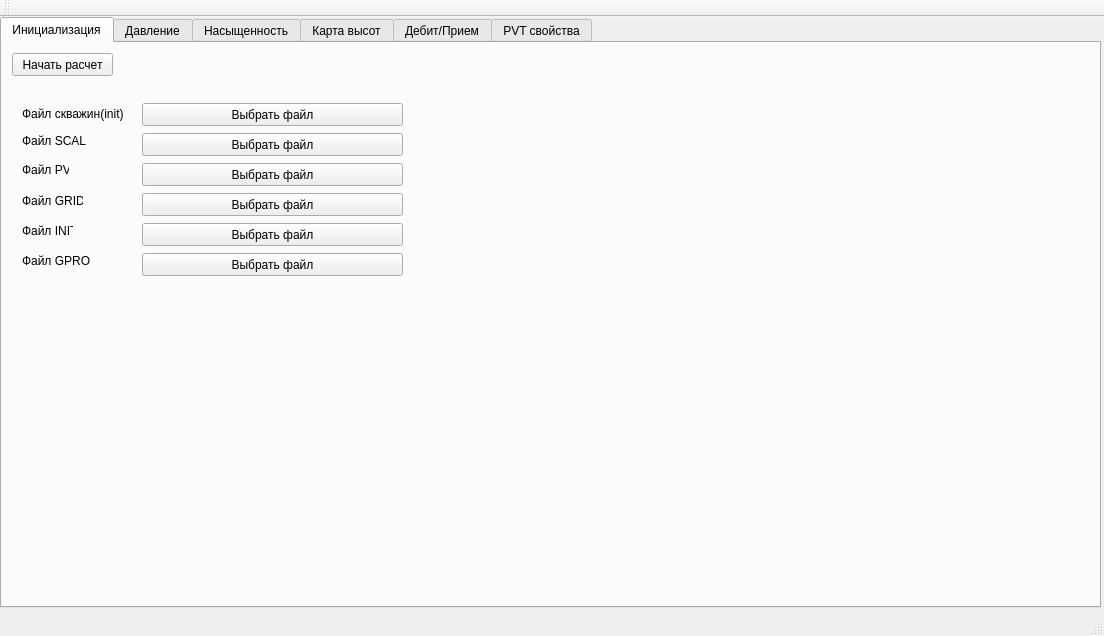
First picture: the form in mainwindow.ui, repository klast/simple_solver, before the edit.
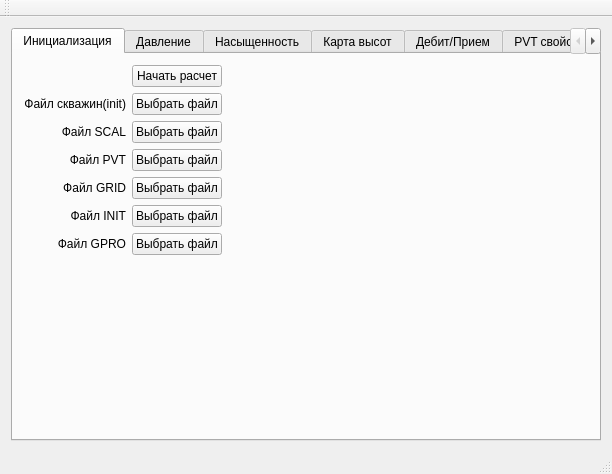
Second picture: the form after the edit.

Commit message: Обновил mainwindow.ui от Тимура, и interface.py

The edit to the form file:
```diff
--- a/mainwindow.ui
+++ b/mainwindow.ui
@@ -6,23 +6,17 @@
    <rect>
     <x>0</x>
     <y>0</y>
-    <width>1104</width>
-    <height>636</height>
+    <width>612</width>
+    <height>474</height>
    </rect>
   </property>
   <property name="windowTitle">
    <string>MainWindow</string>
   </property>
   <widget class="QWidget" name="centralWidget">
+   <layout class="QGridLayout" name="gridLayout_3">
+    <item row="0" column="0">
    <widget class="QTabWidget" name="tabWidget">
-    <property name="geometry">
-     <rect>
-      <x>0</x>
-      <y>0</y>
-      <width>1101</width>
-      <height>591</height>
-     </rect>
-    </property>
     <property name="currentIndex">
      <number>0</number>
     </property>
@@ -30,15 +24,59 @@
      <attribute name="title">
       <string>Инициализация</string>
      </attribute>
+       <layout class="QGridLayout" name="gridLayout_8">
+        <item row="0" column="0">
+         <layout class="QGridLayout" name="gridLayout_7">
+          <item row="2" column="1">
+           <widget class="QPushButton" name="SCAL_Button">
+            <property name="text">
+             <string>Выбрать файл</string>
+            </property>
+           </widget>
+          </item>
+          <item row="2" column="0">
+           <widget class="QLabel" name="label_13">
+            <property name="text">
+             <string>Файл SCAL</string>
+            </property>
+            <property name="alignment">
+             <set>Qt::AlignRight|Qt::AlignTrailing|Qt::AlignVCenter</set>
+            </property>
+           </widget>
+          </item>
+          <item row="1" column="1">
+           <widget class="QPushButton" name="init_well_Button">
+            <property name="text">
+             <string>Выбрать файл</string>
+            </property>
+           </widget>
+          </item>
+          <item row="6" column="0">
+           <widget class="QLabel" name="label_17">
+            <property name="text">
+             <string>Файл GPRO</string>
+            </property>
+            <property name="alignment">
+             <set>Qt::AlignRight|Qt::AlignTrailing|Qt::AlignVCenter</set>
+            </property>
+           </widget>
+          </item>
+          <item row="6" column="1">
+           <widget class="QPushButton" name="GPRO_Button">
+            <property name="text">
+             <string>Выбрать файл</string>
+            </property>
+           </widget>
+          </item>
+          <item row="3" column="1">
+           <widget class="QPushButton" name="PVT_Button">
+            <property name="text">
+             <string>Выбрать файл</string>
+            </property>
+           </widget>
+          </item>
+          <item row="0" column="1">
      <widget class="QPushButton" name="push_Button">
-      <property name="geometry">
-       <rect>
-        <x>10</x>
-        <y>10</y>
-        <width>101</width>
-        <height>23</height>
-       </rect>
-      </property>
       <property name="text">
        <string>Начать расчет</string>
       </property>
@@ -46,198 +84,258 @@
        <bool>true</bool>
       </property>
      </widget>
+          </item>
+          <item row="4" column="1">
+           <widget class="QPushButton" name="GRID_Button">
+            <property name="text">
+             <string>Выбрать файл</string>
+            </property>
+           </widget>
+          </item>
+          <item row="1" column="0">
      <widget class="QLabel" name="label_12">
-      <property name="geometry">
-       <rect>
-        <x>20</x>
-        <y>60</y>
-        <width>111</width>
-        <height>21</height>
-       </rect>
-      </property>
       <property name="text">
        <string>Файл скважин(init)</string>
       </property>
-     </widget>
-     <widget class="QLabel" name="label_13">
-      <property name="geometry">
-       <rect>
-        <x>20</x>
-        <y>90</y>
-        <width>91</width>
-        <height>16</height>
-       </rect>
-      </property>
-      <property name="text">
-       <string>Файл SCAL</string>
-      </property>
-     </widget>
-     <widget class="QLabel" name="label_14">
-      <property name="geometry">
-       <rect>
-        <x>20</x>
-        <y>120</y>
-        <width>47</width>
-        <height>13</height>
-       </rect>
-      </property>
-      <property name="text">
-       <string>Файл PVT</string>
-      </property>
-     </widget>
+            <property name="alignment">
+             <set>Qt::AlignRight|Qt::AlignTrailing|Qt::AlignVCenter</set>
+            </property>
+           </widget>
+          </item>
+          <item row="4" column="0">
      <widget class="QLabel" name="label_15">
-      <property name="geometry">
-       <rect>
-        <x>20</x>
-        <y>150</y>
-        <width>61</width>
-        <height>16</height>
-       </rect>
-      </property>
       <property name="text">
        <string>Файл GRID</string>
       </property>
-     </widget>
+            <property name="alignment">
+             <set>Qt::AlignRight|Qt::AlignTrailing|Qt::AlignVCenter</set>
+            </property>
+           </widget>
+          </item>
+          <item row="3" column="0">
+           <widget class="QLabel" name="label_14">
+            <property name="text">
+             <string>Файл PVT</string>
+            </property>
+            <property name="alignment">
+             <set>Qt::AlignRight|Qt::AlignTrailing|Qt::AlignVCenter</set>
+            </property>
+           </widget>
+          </item>
+          <item row="5" column="1">
+           <widget class="QPushButton" name="INIT_Button">
+            <property name="text">
+             <string>Выбрать файл</string>
+            </property>
+           </widget>
+          </item>
+          <item row="5" column="0">
      <widget class="QLabel" name="label_16">
-      <property name="geometry">
-       <rect>
-        <x>20</x>
-        <y>180</y>
-        <width>51</width>
-        <height>16</height>
-       </rect>
-      </property>
       <property name="text">
        <string>Файл INIT</string>
       </property>
-     </widget>
-     <widget class="QLabel" name="label_17">
-      <property name="geometry">
-       <rect>
-        <x>20</x>
-        <y>210</y>
-        <width>71</width>
-        <height>16</height>
-       </rect>
-      </property>
-      <property name="text">
-       <string>Файл GPRO</string>
-      </property>
-     </widget>
-     <widget class="QPushButton" name="init_well_Button">
-      <property name="geometry">
-       <rect>
-        <x>140</x>
-        <y>60</y>
-        <width>261</width>
-        <height>23</height>
-       </rect>
-      </property>
-      <property name="text">
-       <string>Выбрать файл</string>
-      </property>
-     </widget>
-     <widget class="QPushButton" name="SCAL_Button">
-      <property name="geometry">
-       <rect>
-        <x>140</x>
-        <y>90</y>
-        <width>261</width>
-        <height>23</height>
-       </rect>
-      </property>
-      <property name="text">
-       <string>Выбрать файл</string>
-      </property>
-     </widget>
-     <widget class="QPushButton" name="PVT_Button">
-      <property name="geometry">
-       <rect>
-        <x>140</x>
-        <y>120</y>
-        <width>261</width>
-        <height>23</height>
-       </rect>
-      </property>
-      <property name="text">
-       <string>Выбрать файл</string>
-      </property>
-     </widget>
-     <widget class="QPushButton" name="GRID_Button">
-      <property name="geometry">
-       <rect>
-        <x>140</x>
-        <y>150</y>
-        <width>261</width>
-        <height>23</height>
-       </rect>
-      </property>
-      <property name="text">
-       <string>Выбрать файл</string>
-      </property>
-     </widget>
-     <widget class="QPushButton" name="INIT_Button">
-      <property name="geometry">
-       <rect>
-        <x>140</x>
-        <y>180</y>
-        <width>261</width>
-        <height>23</height>
-       </rect>
-      </property>
-      <property name="text">
-       <string>Выбрать файл</string>
-      </property>
-     </widget>
-     <widget class="QPushButton" name="GPRO_Button">
-      <property name="geometry">
-       <rect>
-        <x>140</x>
-        <y>210</y>
-        <width>261</width>
-        <height>23</height>
-       </rect>
-      </property>
-      <property name="text">
-       <string>Выбрать файл</string>
-      </property>
-     </widget>
+            <property name="alignment">
+             <set>Qt::AlignRight|Qt::AlignTrailing|Qt::AlignVCenter</set>
+            </property>
+           </widget>
+          </item>
+          <item row="1" column="2">
+           <spacer name="horizontalSpacer">
+            <property name="orientation">
+             <enum>Qt::Horizontal</enum>
+            </property>
+            <property name="sizeHint" stdset="0">
+             <size>
+              <width>40</width>
+              <height>20</height>
+             </size>
+            </property>
+           </spacer>
+          </item>
+         </layout>
+        </item>
+        <item row="1" column="0">
+         <spacer name="verticalSpacer">
+          <property name="orientation">
+           <enum>Qt::Vertical</enum>
+          </property>
+          <property name="sizeHint" stdset="0">
+           <size>
+            <width>20</width>
+            <height>40</height>
+           </size>
+          </property>
+         </spacer>
+        </item>
+       </layout>
     </widget>
     <widget class="QWidget" name="pressure_animation">
      <attribute name="title">
       <string>Давление</string>
      </attribute>
-     <widget class="QLabel" name="label_11">
-      <property name="geometry">
-       <rect>
-        <x>280</x>
-        <y>140</y>
-        <width>111</width>
-        <height>16</height>
-       </rect>
+       <layout class="QGridLayout" name="gridLayout_5">
+        <item row="0" column="0">
+         <layout class="QVBoxLayout" name="verticalLayout">
+          <item>
+           <layout class="QHBoxLayout" name="horizontalLayout">
+            <item>
+             <widget class="QPushButton" name="pushButton">
+              <property name="maximumSize">
+               <size>
+                <width>25</width>
+                <height>16777215</height>
+               </size>
       </property>
       <property name="text">
-       <string>Анимация давления</string>
-      </property>
-     </widget>
+               <string>&lt;&lt;</string>
+              </property>
+             </widget>
+            </item>
+            <item>
+             <widget class="QPushButton" name="pushButton_2">
+              <property name="maximumSize">
+               <size>
+                <width>25</width>
+                <height>16777215</height>
+               </size>
+              </property>
+              <property name="text">
+               <string>||</string>
+              </property>
+             </widget>
+            </item>
+            <item>
+             <widget class="QPushButton" name="pushButton_3">
+              <property name="maximumSize">
+               <size>
+                <width>25</width>
+                <height>16777215</height>
+               </size>
+              </property>
+              <property name="text">
+               <string>&gt;</string>
+              </property>
+             </widget>
+            </item>
+            <item>
+             <widget class="QPushButton" name="pushButton_4">
+              <property name="maximumSize">
+               <size>
+                <width>25</width>
+                <height>16777215</height>
+               </size>
+              </property>
+              <property name="text">
+               <string>&gt;&gt;</string>
+              </property>
+             </widget>
+            </item>
+            <item>
+             <widget class="QSlider" name="horizontalSlider">
+              <property name="orientation">
+               <enum>Qt::Horizontal</enum>
+              </property>
+             </widget>
+            </item>
+           </layout>
+          </item>
+          <item>
+           <widget class="QWidget" name="widget" native="true">
+            <property name="minimumSize">
+             <size>
+              <width>0</width>
+              <height>325</height>
+             </size>
+            </property>
+           </widget>
+          </item>
+         </layout>
+        </item>
+       </layout>
     </widget>
     <widget class="QWidget" name="saturation_animation">
      <attribute name="title">
       <string>Насыщенность</string>
      </attribute>
-     <widget class="QLabel" name="label_10">
-      <property name="geometry">
-       <rect>
-        <x>290</x>
-        <y>120</y>
-        <width>131</width>
-        <height>16</height>
-       </rect>
+       <layout class="QGridLayout" name="gridLayout_4">
+        <item row="0" column="0">
+         <layout class="QVBoxLayout" name="verticalLayout_2">
+          <item>
+           <layout class="QHBoxLayout" name="horizontalLayout_2">
+            <item>
+             <widget class="QPushButton" name="pushButton_5">
+              <property name="maximumSize">
+               <size>
+                <width>25</width>
+                <height>16777215</height>
+               </size>
       </property>
       <property name="text">
-       <string>Анимация Насыщенности</string>
-      </property>
-     </widget>
+               <string>&lt;&lt;</string>
+              </property>
+             </widget>
+            </item>
+            <item>
+             <widget class="QPushButton" name="pushButton_6">
+              <property name="maximumSize">
+               <size>
+                <width>25</width>
+                <height>16777215</height>
+               </size>
+              </property>
+              <property name="text">
+               <string>||</string>
+              </property>
+             </widget>
+            </item>
+            <item>
+             <widget class="QPushButton" name="pushButton_7">
+              <property name="maximumSize">
+               <size>
+                <width>25</width>
+                <height>16777215</height>
+               </size>
+              </property>
+              <property name="text">
+               <string>&gt;</string>
+              </property>
+             </widget>
+            </item>
+            <item>
+             <widget class="QPushButton" name="pushButton_8">
+              <property name="maximumSize">
+               <size>
+                <width>25</width>
+                <height>16777215</height>
+               </size>
+              </property>
+              <property name="text">
+               <string>&gt;&gt;</string>
+              </property>
+             </widget>
+            </item>
+            <item>
+             <widget class="QSlider" name="horizontalSlider_2">
+              <property name="orientation">
+               <enum>Qt::Horizontal</enum>
+              </property>
+             </widget>
+            </item>
+           </layout>
+          </item>
+          <item>
+           <widget class="QWidget" name="widget_2" native="true">
+            <property name="minimumSize">
+             <size>
+              <width>0</width>
+              <height>325</height>
+             </size>
+            </property>
+           </widget>
+          </item>
+         </layout>
+        </item>
+       </layout>
     </widget>
     <widget class="QWidget" name="height_map">
      <attribute name="title">
@@ -300,98 +398,76 @@
      <attribute name="title">
       <string>Дебит/Прием</string>
      </attribute>
+       <layout class="QGridLayout" name="gridLayout_2">
+        <item row="0" column="0">
+         <layout class="QGridLayout" name="gridLayout">
+          <item row="0" column="0">
      <widget class="QLabel" name="label_3">
-      <property name="geometry">
-       <rect>
-        <x>80</x>
-        <y>40</y>
-        <width>111</width>
-        <height>16</height>
-       </rect>
-      </property>
       <property name="text">
        <string>ГРАФИК INJ_1</string>
       </property>
      </widget>
+          </item>
+          <item row="1" column="0">
      <widget class="QLabel" name="label_4">
-      <property name="geometry">
-       <rect>
-        <x>80</x>
-        <y>190</y>
-        <width>91</width>
-        <height>16</height>
-       </rect>
-      </property>
       <property name="text">
        <string>ГРАФИК INJ_2</string>
       </property>
      </widget>
-     <widget class="QLabel" name="label_5">
-      <property name="geometry">
-       <rect>
-        <x>530</x>
-        <y>40</y>
-        <width>101</width>
-        <height>16</height>
-       </rect>
-      </property>
-      <property name="text">
-       <string>ГРАФИК PROD_1</string>
-      </property>
-     </widget>
+          </item>
+          <item row="0" column="1">
      <widget class="QLabel" name="label_6">
-      <property name="geometry">
-       <rect>
-        <x>530</x>
-        <y>200</y>
-        <width>101</width>
-        <height>21</height>
-       </rect>
-      </property>
       <property name="text">
        <string>ГРАФИК PROD_2</string>
       </property>
      </widget>
+          </item>
+          <item row="1" column="1">
+           <widget class="QLabel" name="label_5">
+            <property name="text">
+             <string>ГРАФИК PROD_1</string>
+            </property>
+           </widget>
+          </item>
+         </layout>
+        </item>
+       </layout>
     </widget>
     <widget class="QWidget" name="pvt_features">
      <attribute name="title">
       <string>PVT свойства</string>
      </attribute>
-     <widget class="QLabel" name="label">
-      <property name="geometry">
-       <rect>
-        <x>130</x>
-        <y>90</y>
-        <width>131</width>
-        <height>31</height>
-       </rect>
-      </property>
-      <property name="text">
-       <string>ГРАФИК PVT</string>
-      </property>
-     </widget>
+       <layout class="QGridLayout" name="gridLayout_6">
+        <item row="1" column="0">
+         <layout class="QHBoxLayout" name="horizontalLayout_3">
+          <item>
      <widget class="QLabel" name="label_2">
-      <property name="geometry">
-       <rect>
-        <x>700</x>
-        <y>100</y>
-        <width>131</width>
-        <height>41</height>
-       </rect>
-      </property>
       <property name="text">
        <string>ГРАФИК КАПИЛЛЯРКИ</string>
       </property>
      </widget>
-    </widget>
-   </widget>
+          </item>
+          <item>
+           <widget class="QLabel" name="label">
+            <property name="text">
+             <string>ГРАФИК PVT</string>
+            </property>
+           </widget>
+          </item>
+         </layout>
+        </item>
+       </layout>
+      </widget>
+     </widget>
+    </item>
+   </layout>
   </widget>
   <widget class="QMenuBar" name="menuBar">
    <property name="geometry">
     <rect>
      <x>0</x>
      <y>0</y>
-     <width>1104</width>
+     <width>612</width>
      <height>21</height>
     </rect>
    </property>
```
Lines whose indentation alone changed are shown as unchanged. The commit also changes 1 other file.
